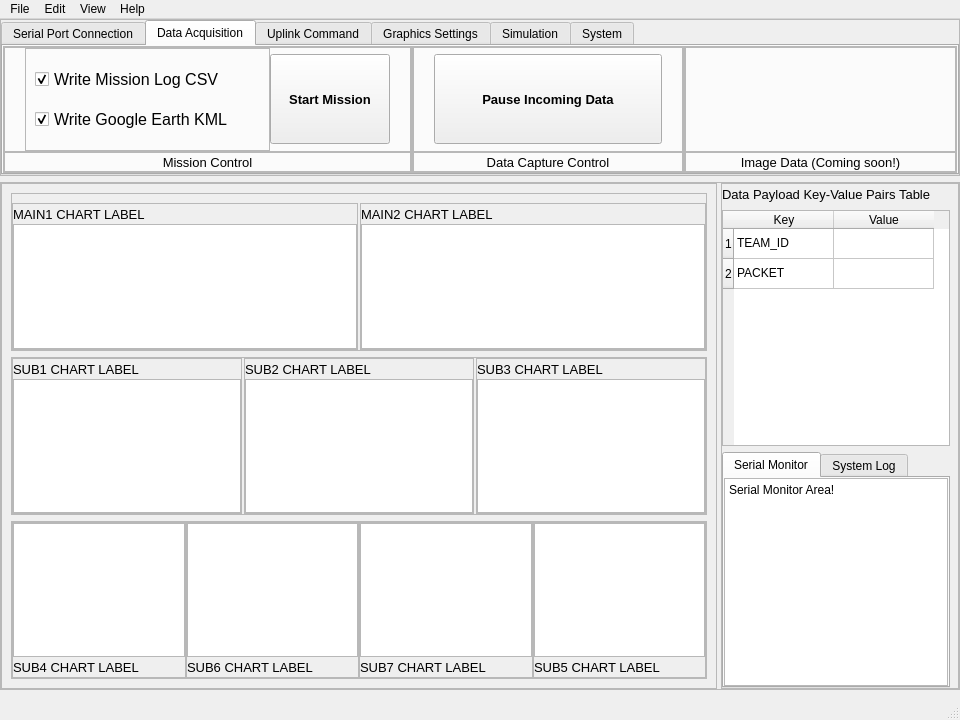
This is gui/cugs_mainwindow.ui in vtneil/cugs-v1 as Qt 5 draws it before an edit. The edited form follows.
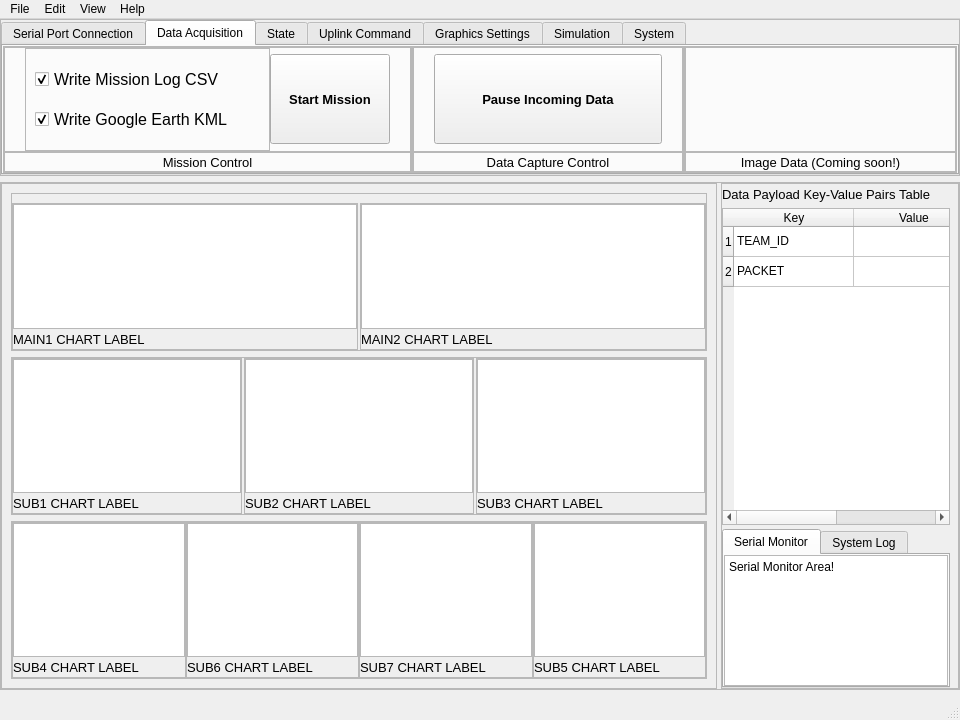
This is the edited form. The open tabs and pages were chosen to show the change.

What changed in the file:
```diff
--- a/gui/cugs_mainwindow.ui
+++ b/gui/cugs_mainwindow.ui
@@ -1044,6 +1044,11 @@
            </item>
           </layout>
          </widget>
+         <widget class="QWidget" name="tab_state">
+          <attribute name="title">
+           <string>State</string>
+          </attribute>
+         </widget>
          <widget class="QWidget" name="tab_uplink">
           <attribute name="title">
            <string>Uplink Command</string>
@@ -1276,6 +1281,9 @@
                 <property name="bottomMargin">
                  <number>0</number>
                 </property>
+                <item>
+                 <widget class="QGraphicsView" name="mpl_c1"/>
+                </item>
                 <item>
                  <widget class="QLabel" name="lb_main1">
                   <property name="minimumSize">
@@ -1300,9 +1308,6 @@
                   </property>
                  </widget>
                 </item>
-                <item>
-                 <widget class="QGraphicsView" name="mpl_c1"/>
-                </item>
                </layout>
               </widget>
              </item>
@@ -1330,6 +1335,9 @@
                 <property name="bottomMargin">
                  <number>0</number>
                 </property>
+                <item>
+                 <widget class="QGraphicsView" name="mpl_c2"/>
+                </item>
                 <item>
                  <widget class="QLabel" name="lb_main2">
                   <property name="minimumSize">
@@ -1354,9 +1362,6 @@
                   </property>
                  </widget>
                 </item>
-                <item>
-                 <widget class="QGraphicsView" name="mpl_c2"/>
-                </item>
                </layout>
               </widget>
              </item>
@@ -1411,6 +1416,9 @@
                 <property name="bottomMargin">
                  <number>0</number>
                 </property>
+                <item>
+                 <widget class="QGraphicsView" name="mpl_c3"/>
+                </item>
                 <item>
                  <widget class="QLabel" name="lb_sub1">
                   <property name="minimumSize">
@@ -1435,9 +1443,6 @@
                   </property>
                  </widget>
                 </item>
-                <item>
-                 <widget class="QGraphicsView" name="mpl_c3"/>
-                </item>
                </layout>
               </widget>
              </item>
@@ -1465,6 +1470,9 @@
                 <property name="bottomMargin">
                  <number>0</number>
                 </property>
+                <item>
+                 <widget class="QGraphicsView" name="mpl_c4"/>
+                </item>
                 <item>
                  <widget class="QLabel" name="lb_sub2">
                   <property name="minimumSize">
@@ -1489,9 +1497,6 @@
                   </property>
                  </widget>
                 </item>
-                <item>
-                 <widget class="QGraphicsView" name="mpl_c4"/>
-                </item>
                </layout>
               </widget>
              </item>
@@ -1519,6 +1524,9 @@
                 <property name="bottomMargin">
                  <number>0</number>
                 </property>
+                <item>
+                 <widget class="QGraphicsView" name="mpl_c5"/>
+                </item>
                 <item>
                  <widget class="QLabel" name="lb_sub3">
                   <property name="minimumSize">
@@ -1543,9 +1551,6 @@
                   </property>
                  </widget>
                 </item>
-                <item>
-                 <widget class="QGraphicsView" name="mpl_c5"/>
-                </item>
                </layout>
               </widget>
              </item>
@@ -1806,7 +1811,10 @@
          <property name="frameShadow">
           <enum>QFrame::Raised</enum>
          </property>
-         <layout class="QVBoxLayout" name="verticalLayout_14" stretch="1,1,1">
+         <layout class="QVBoxLayout" name="verticalLayout_14" stretch="1,2,1">
+          <property name="spacing">
+           <number>4</number>
+          </property>
           <property name="leftMargin">
            <number>0</number>
           </property>
@@ -1847,6 +1855,24 @@
           </item>
           <item>
            <widget class="QTableWidget" name="table_kv_payload">
+            <property name="styleSheet">
+             <string notr="true">font: 11pt &quot;Consolas&quot;;</string>
+            </property>
+            <property name="showGrid">
+             <bool>true</bool>
+            </property>
+            <property name="gridStyle">
+             <enum>Qt::SolidLine</enum>
+            </property>
+            <attribute name="horizontalHeaderDefaultSectionSize">
+             <number>120</number>
+            </attribute>
+            <attribute name="horizontalHeaderMinimumSectionSize">
+             <number>75</number>
+            </attribute>
+            <attribute name="horizontalHeaderStretchLastSection">
+             <bool>true</bool>
+            </attribute>
             <row>
              <property name="text">
               <string>1</string>
@@ -1906,6 +1932,9 @@
               </property>
               <item>
                <widget class="QPlainTextEdit" name="text_serial_mon">
+                <property name="styleSheet">
+                 <string notr="true">font: 9pt &quot;Consolas&quot;;</string>
+                </property>
                 <property name="plainText">
                  <string>Serial Monitor Area!</string>
                 </property>
```
Left out of the diff: 7 changed lines with no effect on the pictures.
